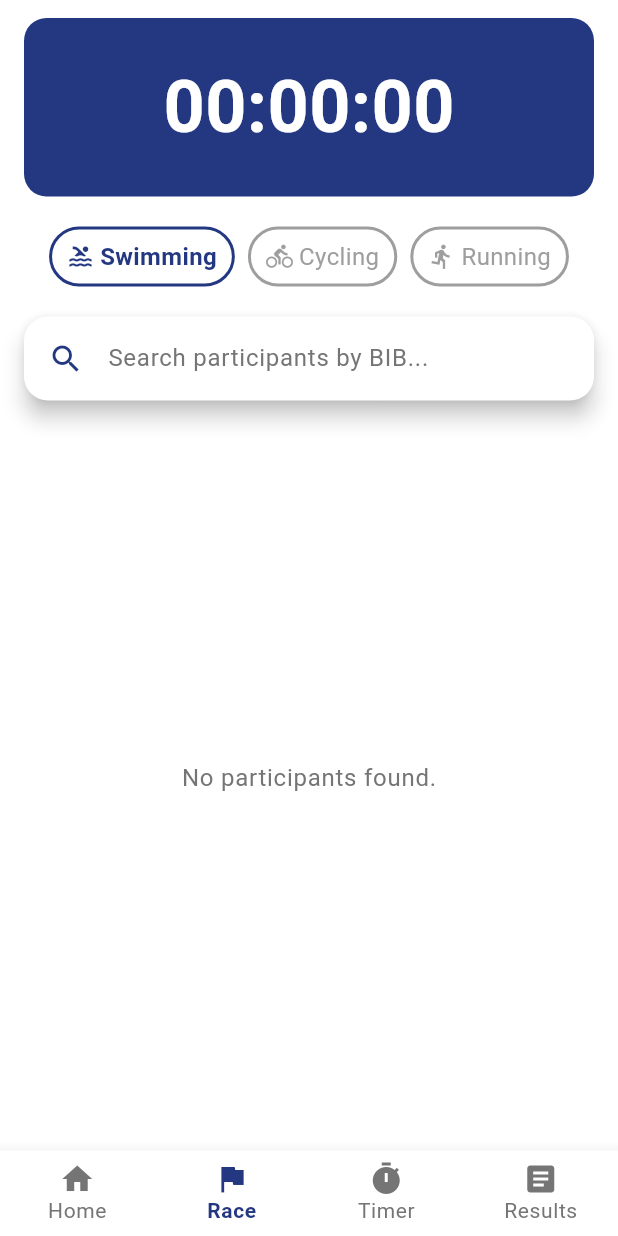
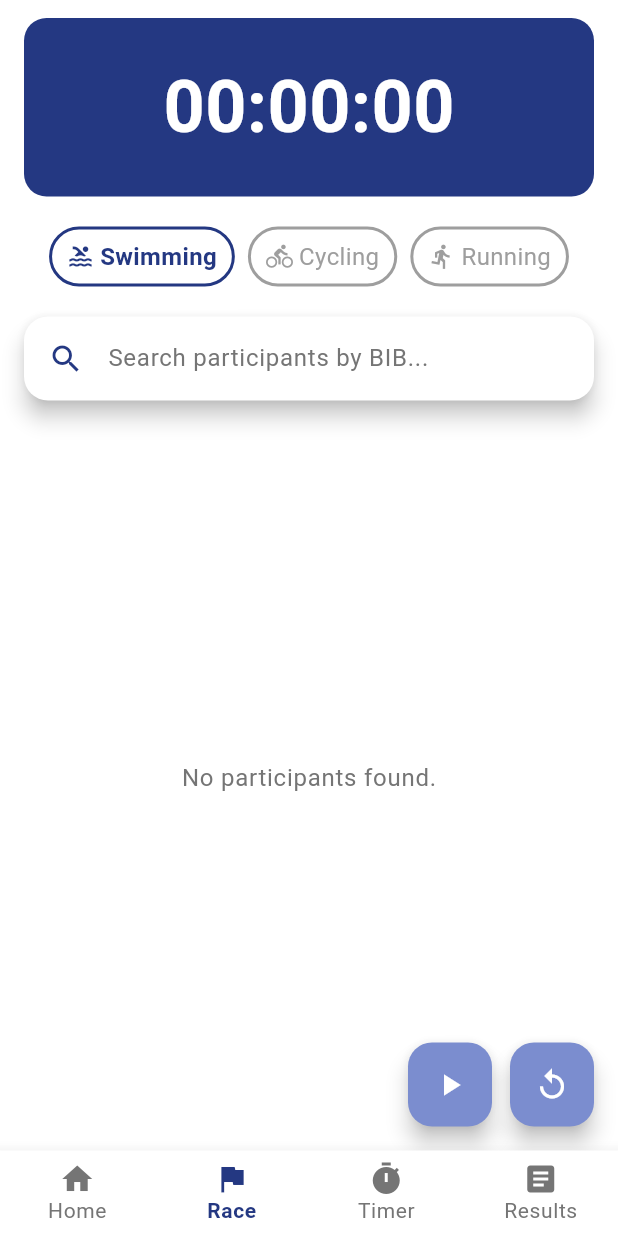
Before and after one commit to SamnangKong426/sport_chrono, a Flutter app: the screen it shows after launch, item 2 of the bottom bar chosen, on a phone screen of 412 x 824 dp. Run offline on Flutter 3.47's test engine with Material 3 defaults, Android fonts, the phone set to English and light mode, and no system bars; our stand-ins replace cloud_firestore, firebase_core; missing offline and left inert: dart:html; accounts and stored records are empty; statements that could not run were skipped.

Commit message:
Done: Fix flow of race, timer, and result view

```diff
--- a/lib/views/race_view.dart
+++ b/lib/views/race_view.dart
@@ -1,5 +1,6 @@
 import 'package:flutter/material.dart';
 import 'package:provider/provider.dart';
+import 'package:sport_chrono/viewmodels/timer_viewmodel.dart';
 import 'package:sport_chrono/widgets/activity_selector.dart';
 import 'package:sport_chrono/widgets/bib_search_bar.dart';
 import 'package:sport_chrono/widgets/timer_display.dart';
@@ -44,13 +45,13 @@ class RaceView extends StatelessWidget {
 
               //* Participant Display
               Expanded(
-                child: raceViewModel.participants.isEmpty
+                child:
+                    raceViewModel.participants.isEmpty
                         ? Center(
                           child: Text(
                             'No participants found.',
-                          style: Theme.of(context).textTheme.bodyLarge?.copyWith(
-                                color: AppColors.textSecondary,
-                              ),
+                            style: Theme.of(context).textTheme.bodyLarge
+                                ?.copyWith(color: AppColors.textSecondary),
                           ),
                         )
                         : ParticipantTable(
@@ -62,6 +63,31 @@ class RaceView extends StatelessWidget {
           ),
         ),
       ),
+
+      floatingActionButton: Consumer<TimerViewModel>(
+        builder:
+            (context, timerVM, _) => Row(
+              mainAxisAlignment: MainAxisAlignment.end,
+              mainAxisSize: MainAxisSize.min,
+              children: [
+                if (!timerVM.isRunning)
+                  FloatingActionButton(
+                    onPressed: timerVM.start,
+                    child: const Icon(Icons.play_arrow),
+                  )
+                else
+                  FloatingActionButton(
+                    onPressed: timerVM.pause,
+                    child: const Icon(Icons.pause),
+                  ),
+                const SizedBox(width: 12),
+                FloatingActionButton(
+                  onPressed: timerVM.reset,
+                  child: const Icon(Icons.replay),
+                ),
+              ],
+            ),
+      ),
     );
   }
 }
--- a/lib/widgets/participant_grid.dart
+++ b/lib/widgets/participant_grid.dart
@@ -11,6 +11,7 @@ class ParticipantGrid extends StatelessWidget {
   final Activity selectedActivity;
   final bool isRunning;
   final ValueChanged<int> onRecordTime;
+  final ValueChanged<int> onResetTime; // Add this callback
   final Color? activeColor;
   final Color? inactiveColor;
   final BorderRadiusGeometry borderRadius;
@@ -21,6 +22,7 @@ class ParticipantGrid extends StatelessWidget {
     required this.selectedActivity,
     required this.isRunning,
     required this.onRecordTime,
+    required this.onResetTime, // Make it required
     this.activeColor,
     this.inactiveColor,
     this.borderRadius = const BorderRadius.all(Radius.circular(12)),
@@ -55,6 +57,7 @@ class ParticipantGrid extends StatelessWidget {
 
         return GestureDetector(
           onTap: isRunning ? () => onRecordTime(p.bib) : null,
+          onDoubleTap: () => onResetTime(p.bib),
           child: Container(
             decoration: BoxDecoration(
               color: p.status ? active : inactive,
--- a/lib/widgets/participant_table.dart
+++ b/lib/widgets/participant_table.dart
@@ -62,7 +62,7 @@ class ParticipantTable extends StatelessWidget {
     final rows = participants.expand<TableRow>((p) {
       final t = _timerFor(p).toString().split('.').first;
       final active = _timerFor(p) == Duration.zero;
-      final bg = active ? AppColors.primary : Colors.white;
+      final bg = active ? AppColors.primaryDark : AppColors.primary.withOpacity(0.2);
       return [
         TableRow(
           decoration: BoxDecoration(
```
Also changed, not shown: lib/models/participant_model.dart (+20 -3 lines), lib/viewmodels/timer_viewmodel.dart (+30 -1 lines), lib/views/timer_view.dart (+21 -21 lines). Lines whose indentation alone changed are shown as unchanged.
